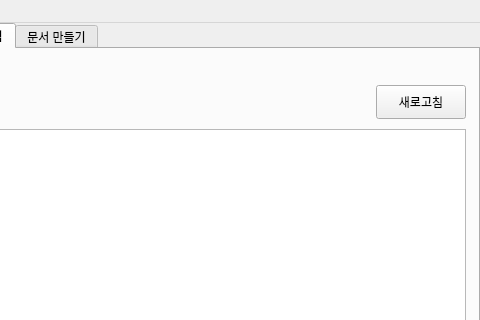
Qt form ui/main_window.ui (Peanut0711/easy-fulfill) before a commit; both pictures show x 400 to 880 and y 0 to 320 of the 880 by 740 pixel window.
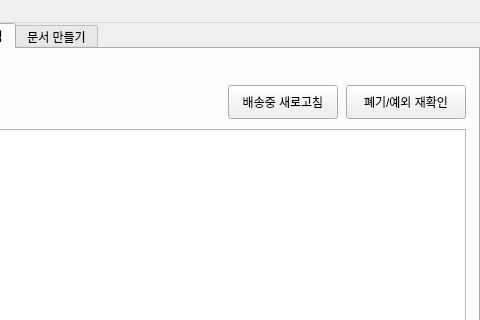
The same form after that commit. The open tabs and pages were chosen to show the change.

Commit message:
feat(tracking): 배송추적 예외 자동 정리 추가
송장 중복 출력 및 부평 물류 정체 사례를 관리상태로 자동 분류하고, 폐기후보·폐기(미발송) 건을 위험 알림에서 제외했습니다.

배송중 새로고침과 폐기/예외 재확인 버튼을 분리했으며, 우체국 조회 간격을 0.1초로 조정했습니다. 자동 전이·알림 제외·UI 버튼·파이썬 문법·diff 공백 검사를 검증했습니다.

Diff of the .ui file:
```diff
--- a/ui/main_window.ui
+++ b/ui/main_window.ui
@@ -1453,21 +1453,43 @@
            <widget class="QPushButton" name="pushButton_refresh_tracking">
             <property name="minimumSize">
              <size>
-              <width>90</width>
-              <height>34</height>
-             </size>
-            </property>
-            <property name="maximumSize">
-             <size>
               <width>110</width>
+              <height>34</height>
+             </size>
+            </property>
+            <property name="maximumSize">
+             <size>
+              <width>130</width>
               <height>16777215</height>
              </size>
             </property>
             <property name="text">
-             <string>새로고침</string>
+             <string>배송중 새로고침</string>
             </property>
             <property name="toolTip">
-             <string>공유 시트의 미완료 송장을 우체국 종추적조회로 조회해 배송 상태를 갱신합니다.</string>
+             <string>화면에 표시된 추적중 송장만 우체국 종추적조회로 갱신합니다.</string>
+            </property>
+           </widget>
+          </item>
+          <item>
+           <widget class="QPushButton" name="pushButton_refresh_tracking_exceptions">
+            <property name="minimumSize">
+             <size>
+              <width>120</width>
+              <height>34</height>
+             </size>
+            </property>
+            <property name="maximumSize">
+             <size>
+              <width>150</width>
+              <height>16777215</height>
+             </size>
+            </property>
+            <property name="text">
+             <string>폐기/예외 재확인</string>
+            </property>
+            <property name="toolTip">
+             <string>폐기후보·폐기(미발송) 송장만 다시 조회합니다. 늦은 실제 접수는 추적중으로 복구되며 알림은 보내지 않습니다.</string>
             </property>
            </widget>
           </item>
```
The commit also changes 2 other files.
